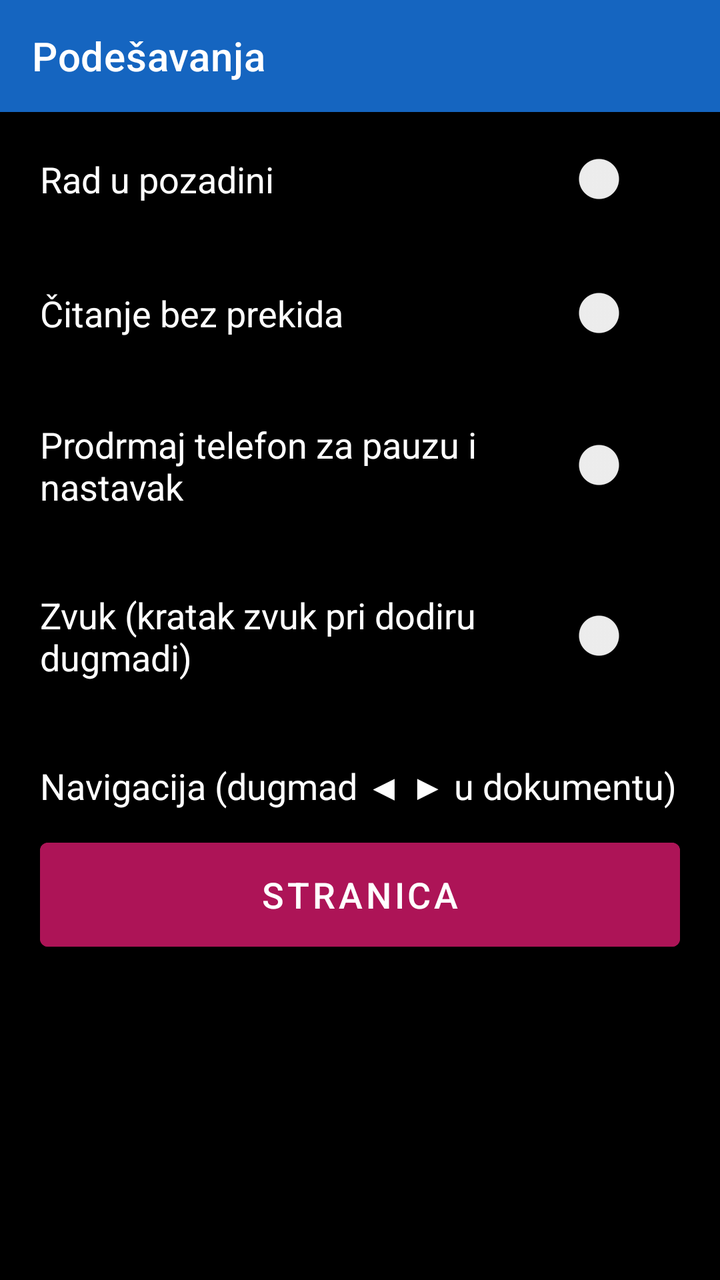
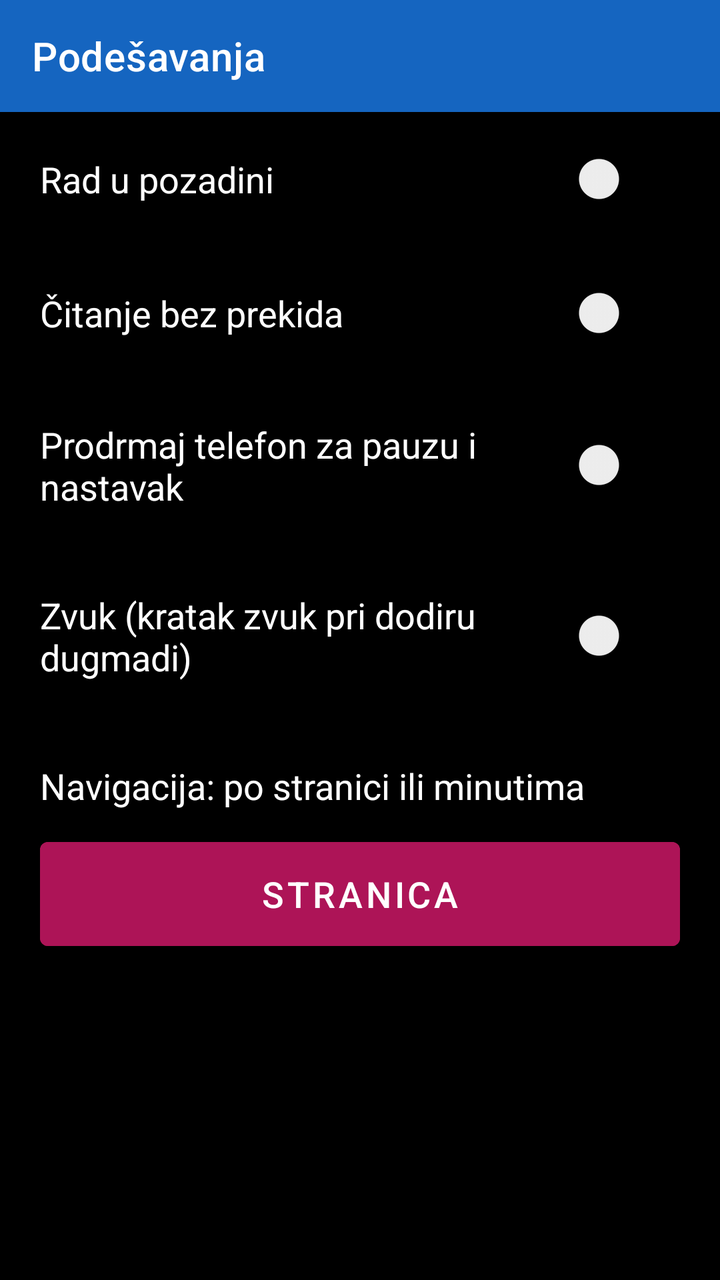

Two renders of the same Android screen: before a commit and after it. Below are the layout's source before the change and the commit's diff.
<!-- AndroidManifest.xml: application theme Theme.RecPoRec -->
<!-- res/layout/activity_settings.xml -->
<?xml version="1.0" encoding="utf-8"?>
<LinearLayout xmlns:android="http://schemas.android.com/apk/res/android"
    xmlns:app="http://schemas.android.com/apk/res-auto"
    android:layout_width="match_parent"
    android:layout_height="match_parent"
    android:orientation="vertical"
    android:fitsSystemWindows="true"
    android:background="@color/background">

    <androidx.appcompat.widget.Toolbar
        android:id="@+id/toolbar"
        android:layout_width="match_parent"
        android:layout_height="?attr/actionBarSize"
        android:background="@color/btn_voice"
        android:titleTextColor="@color/text_primary"
        app:title="@string/menu_settings" />

    <LinearLayout
        android:layout_width="match_parent"
        android:layout_height="wrap_content"
        android:orientation="horizontal"
        android:gravity="center_vertical"
        android:padding="20dp">

        <TextView
            android:layout_width="0dp"
            android:layout_height="wrap_content"
            android:layout_weight="1"
            android:textSize="18sp"
            android:textColor="@color/text_primary"
            android:text="@string/setting_background" />

        <Switch
            android:id="@+id/switchBackground"
            android:layout_width="wrap_content"
            android:layout_height="wrap_content"
            android:contentDescription="@string/setting_background" />
    </LinearLayout>

    <LinearLayout
        android:layout_width="match_parent"
        android:layout_height="wrap_content"
        android:orientation="horizontal"
        android:gravity="center_vertical"
        android:padding="20dp">

        <TextView
            android:layout_width="0dp"
            android:layout_height="wrap_content"
            android:layout_weight="1"
            android:textSize="18sp"
            android:textColor="@color/text_primary"
            android:text="@string/setting_uninterrupted" />

        <Switch
            android:id="@+id/switchUninterrupted"
            android:layout_width="wrap_content"
            android:layout_height="wrap_content"
            android:contentDescription="@string/setting_uninterrupted" />
    </LinearLayout>

    <LinearLayout
        android:layout_width="match_parent"
        android:layout_height="wrap_content"
        android:orientation="horizontal"
        android:gravity="center_vertical"
        android:padding="20dp">

        <TextView
            android:layout_width="0dp"
            android:layout_height="wrap_content"
            android:layout_weight="1"
            android:textSize="18sp"
            android:textColor="@color/text_primary"
            android:text="@string/setting_shake" />

        <Switch
            android:id="@+id/switchShake"
            android:layout_width="wrap_content"
            android:layout_height="wrap_content"
            android:contentDescription="@string/setting_shake" />
    </LinearLayout>

    <LinearLayout
        android:layout_width="match_parent"
        android:layout_height="wrap_content"
        android:orientation="horizontal"
        android:gravity="center_vertical"
        android:padding="20dp">

        <TextView
            android:layout_width="0dp"
            android:layout_height="wrap_content"
            android:layout_weight="1"
            android:textSize="18sp"
            android:textColor="@color/text_primary"
            android:text="Zvuk (kratak zvuk pri dodiru dugmadi)" />

        <Switch
            android:id="@+id/switchSound"
            android:layout_width="wrap_content"
            android:layout_height="wrap_content"
            android:contentDescription="Zvuk pri dodiru dugmadi" />
    </LinearLayout>

    <LinearLayout
        android:layout_width="match_parent"
        android:layout_height="wrap_content"
        android:orientation="vertical"
        android:padding="20dp">

        <TextView
            android:layout_width="match_parent"
            android:layout_height="wrap_content"
            android:textSize="18sp"
            android:textColor="@color/text_primary"
            android:text="Navigacija (dugmad ◀ ▶ u dokumentu)" />

        <Button
            android:id="@+id/btnNavigationMode"
            android:layout_width="match_parent"
            android:layout_height="64dp"
            android:layout_marginTop="10dp"
            android:textSize="18sp"
            android:backgroundTint="@color/btn_page_nav"
            android:textColor="@color/button_text"
            android:text="Stranica" />
    </LinearLayout>

</LinearLayout>
<!-- resources referenced by this layout -->
<resources>
  <color name="background">#000000</color>
  <color name="btn_page_nav">#AD1457</color>
  <color name="btn_voice">#1565C0</color>
  <color name="button_text">#FFFFFF</color>
  <color name="text_primary">#FFFFFF</color>
  <string name="menu_settings">Podešavanja</string>
  <string name="setting_background">Rad u pozadini</string>
  <string name="setting_shake">Prodrmaj telefon za pauzu i nastavak</string>
  <string name="setting_uninterrupted">Čitanje bez prekida</string>
  <style name="Theme.RecPoRec" parent="Theme.MaterialComponents.DayNight.NoActionBar">
          <item name="android:windowBackground">@color/background</item>
          <item name="android:textColorPrimary">@color/text_primary</item>
          <item name="colorPrimary">@color/btn_voice</item>
          <item name="colorOnPrimary">@color/button_text</item>
      </style>
</resources>

<!-- the commit's change to res/layout/activity_settings.xml (unified diff, before → after) -->
@@ -114,7 +114,7 @@
             android:layout_height="wrap_content"
             android:textSize="18sp"
             android:textColor="@color/text_primary"
-            android:text="Navigacija (dugmad ◀ ▶ u dokumentu)" />
+            android:text="Navigacija: po stranici ili minutima" />
 
         <Button
             android:id="@+id/btnNavigationMode"
